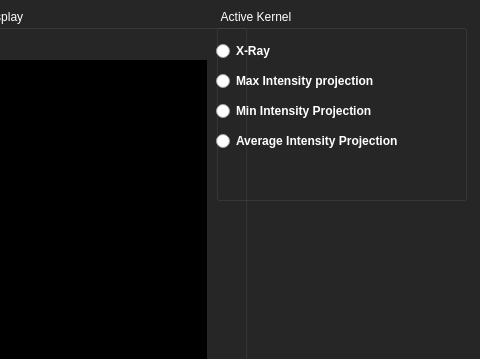
Above: src/apps/release/RenderingWindow_Gui.ui from EslamAdel/OpenCLParallelRendering before the change; both pictures show x 604 to 1084 and y 0 to 359 of the 1084 by 694 pixel window. Below: the same form after it.
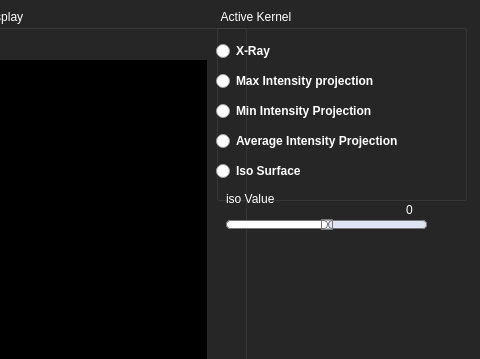
That is the form after the change. The open tabs and pages were chosen to show the change. Custom widgets are drawn as their Qt base class.

Commit message: Adding classes for Iso surface, Not working Yet

The edit to the form file:
```diff
--- a/src/apps/release/RenderingWindow_Gui.ui
+++ b/src/apps/release/RenderingWindow_Gui.ui
@@ -2555,6 +2555,129 @@
       <string>Max Intensity projection</string>
      </property>
     </widget>
+    <widget class="QRadioButton" name="isoSurfaceButton">
+     <property name="geometry">
+      <rect>
+       <x>0</x>
+       <y>150</y>
+       <width>241</width>
+       <height>22</height>
+      </rect>
+     </property>
+     <property name="text">
+      <string>Iso Surface</string>
+     </property>
+    </widget>
+   </widget>
+   <widget class="QSlider" name="isoValueSlider">
+    <property name="geometry">
+     <rect>
+      <x>830</x>
+      <y>210</y>
+      <width>201</width>
+      <height>29</height>
+     </rect>
+    </property>
+    <property name="styleSheet">
+     <string notr="true">QSlider::groove:horizontal {
+border: 1px solid #bbb;
+background: white;
+height: 7px;
+border-radius: 4px;
+}
+
+QSlider::sub-page:horizontal {
+background: qlineargradient(x1: 0, y1: 0,    x2: 0, y2: 1,
+    stop: 0 #98AFC7, stop: 1  #151B54);
+background: qlineargradient(x1: 0, y1: 0.2, x2: 1, y2: 1,
+    stop: 0 #98AFC7, stop: 1 #151B54);
+border: 1px solid #777;
+height: 10px;
+border-radius: 4px;
+}
+
+QSlider::add-page:horizontal {
+background-color: rgb(224, 227, 243);
+border: 1px solid #777;
+height: 10px;
+border-radius: 4px;
+}
+
+QSlider::handle:horizontal {
+background: qlineargradient(x1:0, y1:0, x2:1, y2:1,
+    stop:0 #eee, stop:1 #ccc);
+border: 1px solid #777;
+width: 10px;
+height: 10px;
+margin-top: -2px;
+margin-bottom: -2px;
+border-radius: 20px;
+}
+
+QSlider::handle:horizontal:hover {
+background: qlineargradient(x1:0, y1:0, x2:1, y2:1,
+    stop:0 #fff, stop:1 #ddd);
+border: 1px solid #444;
+border-radius: 4px;
+}
+
+QSlider::sub-page:horizontal:disabled {
+background: #bbb;
+border-color: #999;
+}
+
+QSlider::add-page:horizontal:disabled {
+background: #eee;
+border-color: #999;
+}
+
+QSlider::handle:horizontal:disabled {
+background: #eee;
+border: 1px solid #aaa;
+border-radius: 4px;
+}</string>
+    </property>
+    <property name="minimum">
+     <number>-5</number>
+    </property>
+    <property name="maximum">
+     <number>5</number>
+    </property>
+    <property name="pageStep">
+     <number>1</number>
+    </property>
+    <property name="value">
+     <number>0</number>
+    </property>
+    <property name="orientation">
+     <enum>Qt::Horizontal</enum>
+    </property>
+   </widget>
+   <widget class="QLabel" name="label_17">
+    <property name="geometry">
+     <rect>
+      <x>830</x>
+      <y>190</y>
+      <width>101</width>
+      <height>17</height>
+     </rect>
+    </property>
+    <property name="text">
+     <string>iso Value</string>
+    </property>
+   </widget>
+   <widget class="QLabel" name="isoValue">
+    <property name="geometry">
+     <rect>
+      <x>1010</x>
+      <y>200</y>
+      <width>20</width>
+      <height>20</height>
+     </rect>
+    </property>
+    <property name="text">
+     <string>0</string>
+    </property>
    </widget>
   </widget>
   <widget class="QMenuBar" name="menubar">
```
Left out of the diff: 11 changed lines with no effect on the pictures. The commit also changes 13 other files.
